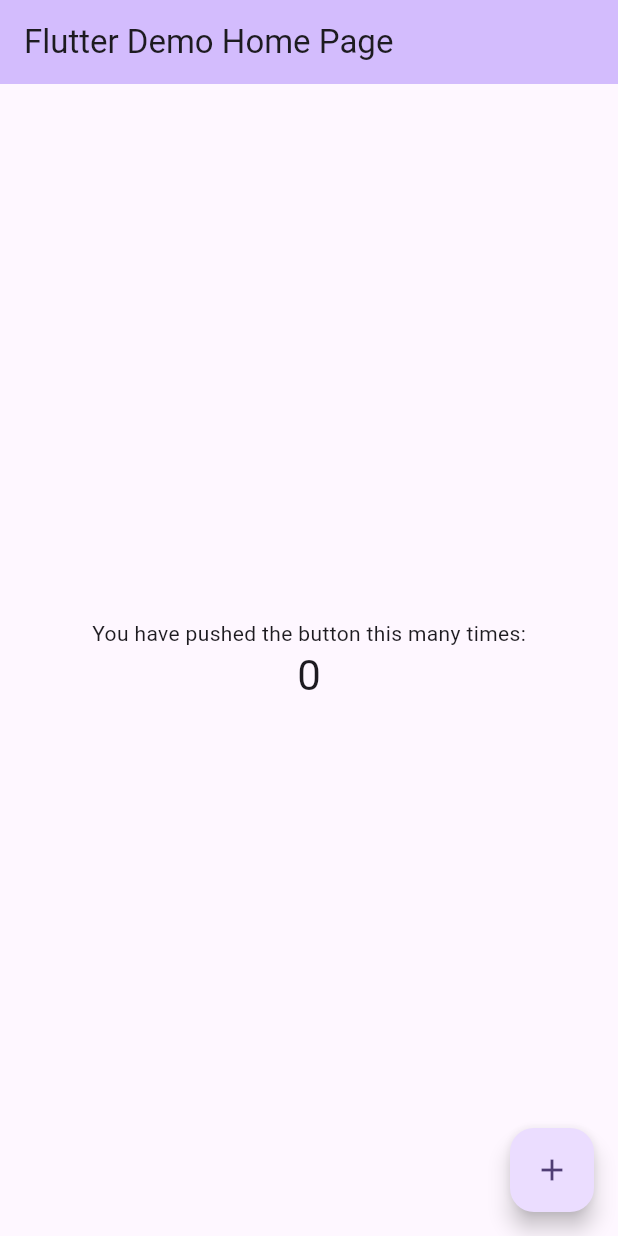
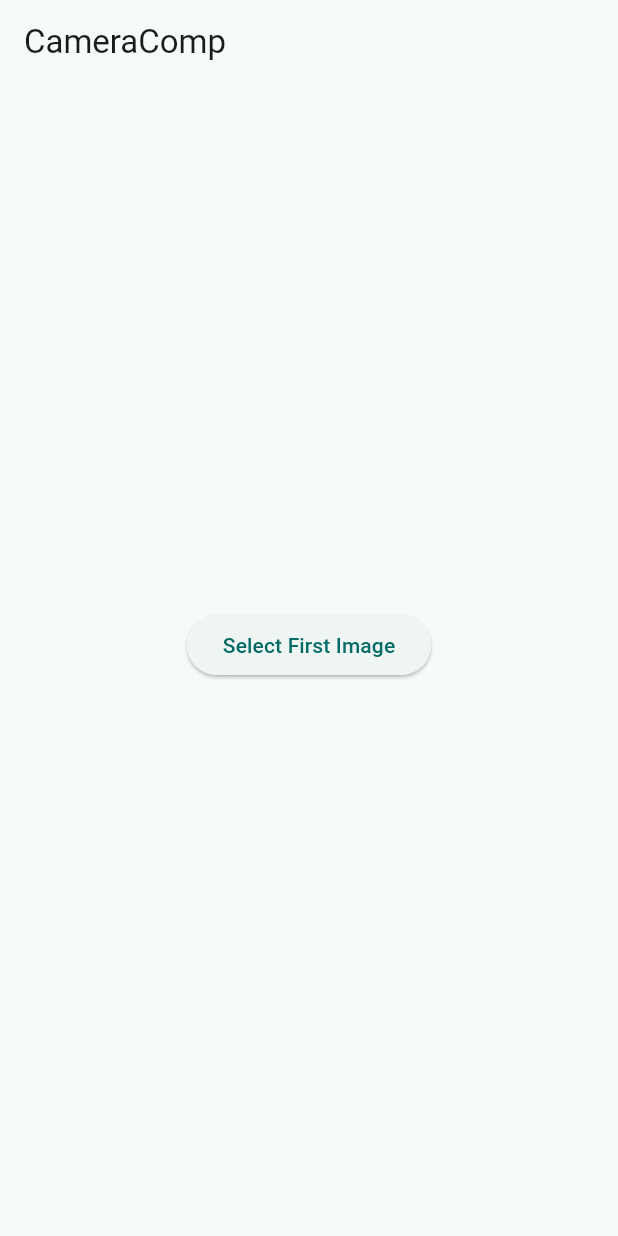
Before and after one commit to TgkCapture/camera_comp, a Flutter app: the screen it shows after launch, on a phone screen of 412 x 824 dp. Run offline on Flutter 3.47's test engine with Material 2 defaults, Android fonts, the light colour scheme and no system bars; our stand-ins replace image_picker.

Commit message:
feat: implemented image compare for images picked in the gallery

```diff
--- a/lib/main.dart
+++ b/lib/main.dart
@@ -1,4 +1,8 @@
+import 'dart:io';
+import 'dart:typed_data';
 import 'package:flutter/material.dart';
+import 'package:image_picker/image_picker.dart';
+import 'package:image/image.dart' as img;
 
 void main() {
   runApp(const MyApp());
@@ -7,46 +11,22 @@
 class MyApp extends StatelessWidget {
   const MyApp({super.key});
 
-  // This widget is the root of your application.
   @override
   Widget build(BuildContext context) {
     return MaterialApp(
-      title: 'Flutter Demo',
+      title: 'CameraComp',
       theme: ThemeData(
-        // This is the theme of your application.
-        //
-        // TRY THIS: Try running your application with "flutter run". You'll see
-        // the application has a blue toolbar. Then, without quitting the app,
-        // try changing the seedColor in the colorScheme below to Colors.green
-        // and then invoke "hot reload" (save your changes or press the "hot
-        // reload" button in a Flutter-supported IDE, or press "r" if you used
-        // the command line to start the app).
-        //
-        // Notice that the counter didn't reset back to zero; the application
-        // state is not lost during the reload. To reset the state, use hot
-        // restart instead.
-        //
-        // This works for code too, not just values: Most code changes can be
-        // tested with just a hot reload.
-        colorScheme: ColorScheme.fromSeed(seedColor: Colors.deepPurple),
+
+        colorScheme: ColorScheme.fromSeed(seedColor: const Color.fromARGB(255, 38, 190, 183)),
         useMaterial3: true,
       ),
-      home: const MyHomePage(title: 'Flutter Demo Home Page'),
+      home: const MyHomePage(title: 'CameraComp'),
     );
   }
 }
 
 class MyHomePage extends StatefulWidget {
   const MyHomePage({super.key, required this.title});
-
-  // This widget is the home page of your application. It is stateful, meaning
-  // that it has a State object (defined below) that contains fields that affect
-  // how it looks.
-
-  // This class is the configuration for the state. It holds the values (in this
-  // case the title) provided by the parent (in this case the App widget) and
-  // used by the build method of the State. Fields in a Widget subclass are
-  // always marked "final".
 
   final String title;
 
@@ -55,71 +35,104 @@
 }
 
 class _MyHomePageState extends State<MyHomePage> {
-  int _counter = 0;
+  File? imageOne;
+  File? imageTwo;
 
-  void _incrementCounter() {
-    setState(() {
-      // This call to setState tells the Flutter framework that something has
-      // changed in this State, which causes it to rerun the build method below
-      // so that the display can reflect the updated values. If we changed
-      // _counter without calling setState(), then the build method would not be
-      // called again, and so nothing would appear to happen.
-      _counter++;
-    });
+  Future<void> _getImage(ImageSource source) async {
+    final picker = ImagePicker();
+    final pickedFile = await picker.pickImage(source: ImageSource.gallery);
+
+    if (pickedFile != null) {
+      setState(() {
+        if (imageOne == null) {
+          imageOne = File(pickedFile.path);
+        } else {
+          imageTwo = File(pickedFile.path);
+          _compareimages();
+        }
+      });
+    }
+  }
+
+  Future<bool> _compareimages() async {
+    final imageOneinfo = await imageOne?.readAsBytes();
+    final imageTwoinfo = await imageTwo?.readAsBytes();
+
+    final imageOneBytes = Uint8List.fromList(imageOneinfo as List<int>);
+    final imageTwoBytes = Uint8List.fromList(imageTwoinfo as List<int>);
+
+    final firstImage = img.decodeImage(imageOneBytes);
+    final secondImage = img.decodeImage(imageTwoBytes);
+
+    for (int y = 0; y < firstImage!.height; y++) {
+      for (int x = 0; x < secondImage!.width; x++) {
+        if (firstImage.getPixel(x, y) != secondImage.getPixel(x, y)) {
+          _showResultDialog('No match: Images are different.');
+          return false;
+        }
+      }
+    }
+
+    _showResultDialog('Success: Images match!');
+    return true;
+  }
+
+  void _showResultDialog(String message) {
+    showDialog(
+      context: context,
+      builder: (context) => AlertDialog(
+        title: const Text('Image Comparison Result'),
+        content: Text(message),
+        actions: [
+          TextButton(
+            onPressed: () {
+              Navigator.of(context).pop();
+            },
+            child: const Text('OK'),
+          ),
+        ],
+      ),
+    );
   }
 
   @override
   Widget build(BuildContext context) {
-    // This method is rerun every time setState is called, for instance as done
-    // by the _incrementCounter method above.
-    //
-    // The Flutter framework has been optimized to make rerunning build methods
-    // fast, so that you can just rebuild anything that needs updating rather
-    // than having to individually change instances of widgets.
     return Scaffold(
       appBar: AppBar(
-        // TRY THIS: Try changing the color here to a specific color (to
-        // Colors.amber, perhaps?) and trigger a hot reload to see the AppBar
-        // change color while the other colors stay the same.
-        backgroundColor: Theme.of(context).colorScheme.inversePrimary,
-        // Here we take the value from the MyHomePage object that was created by
-        // the App.build method, and use it to set our appbar title.
-        title: Text(widget.title),
+        title: const Text('CameraComp'),
       ),
       body: Center(
-        // Center is a layout widget. It takes a single child and positions it
-        // in the middle of the parent.
         child: Column(
-          // Column is also a layout widget. It takes a list of children and
-          // arranges them vertically. By default, it sizes itself to fit its
-          // children horizontally, and tries to be as tall as its parent.
-          //
-          // Column has various properties to control how it sizes itself and
-          // how it positions its children. Here we use mainAxisAlignment to
-          // center the children vertically; the main axis here is the vertical
-          // axis because Columns are vertical (the cross axis would be
-          // horizontal).
-          //
-          // TRY THIS: Invoke "debug painting" (choose the "Toggle Debug Paint"
-          // action in the IDE, or press "p" in the console), to see the
-          // wireframe for each widget.
           mainAxisAlignment: MainAxisAlignment.center,
-          children: <Widget>[
-            const Text(
-              'You have pushed the button this many times:',
+          children: [
+            if (imageOne != null)
+              Image.file(
+                imageOne!,
+                height: 150,
+                width: 150,
+                fit: BoxFit.cover,
+              ),
+            ElevatedButton(
+              onPressed: () => _getImage(ImageSource.gallery),
+              child: const Text('Select First Image'),
             ),
-            Text(
-              '$_counter',
-              style: Theme.of(context).textTheme.headlineMedium,
-            ),
+            const SizedBox(height: 20),
+            if (imageOne != null)
+              ElevatedButton(
+                onPressed: () => _getImage(ImageSource.camera),
+                child: const Text('Take Second Image'),
+              ),
+            if (imageTwo != null)
+              Image.file(
+                imageTwo!,
+                height: 150,
+                width: 150,
+                fit: BoxFit.cover,
+              ),
           ],
         ),
       ),
-      floatingActionButton: FloatingActionButton(
-        onPressed: _incrementCounter,
-        tooltip: 'Increment',
-        child: const Icon(Icons.add),
-      ), // This trailing comma makes auto-formatting nicer for build methods.
     );
   }
+
 }
```
